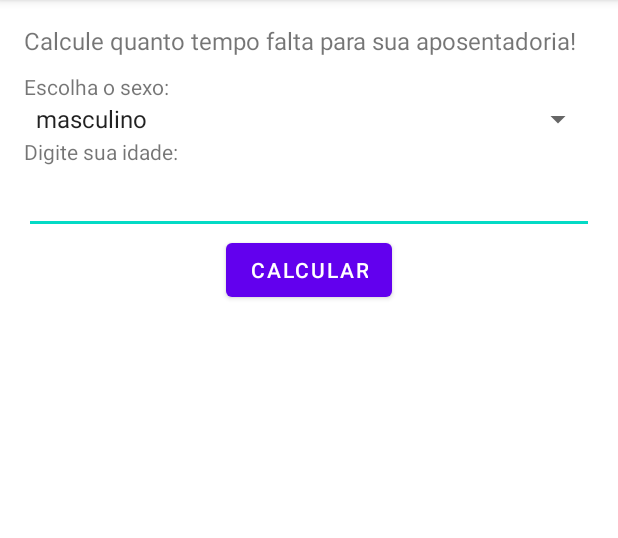
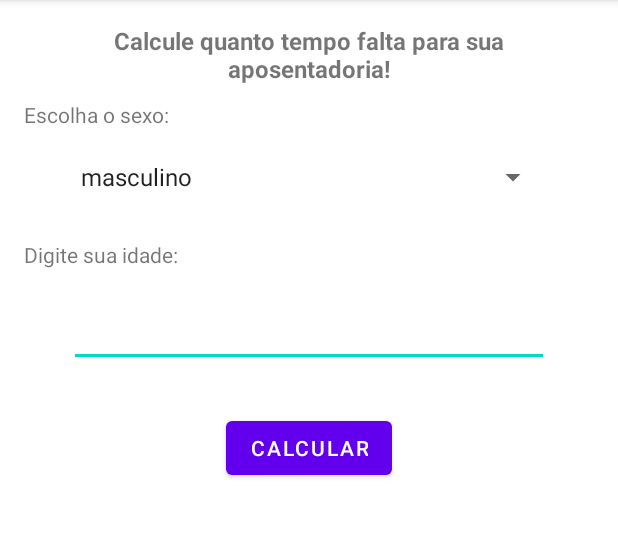
Before and after one commit to MarcelFranca594/CalculoAposentadoria, an Android app: the screen it shows after launch (MainActivity), on a phone screen of 412 x 824 dp, the part 84-622 px from its top. Run offline under Robolectric (Android 15) with nearby library versions, the phone set to English and light mode, and no system bars.

Commit message:
Atualização do dia 08/08/2022 - activity_main.xml

```diff
--- a/app/src/main/res/layout/activity_main.xml
+++ b/app/src/main/res/layout/activity_main.xml
@@ -9,20 +9,27 @@
         android:layout_width="wrap_content"
         android:layout_height="wrap_content"
         android:text="Calcule quanto tempo falta para sua aposentadoria!"
+        android:textStyle="bold"
         android:gravity="center_horizontal"
         android:textSize="16sp"
         android:layout_marginBottom="10dp"
+        android:layout_marginStart="30dp"
+        android:layout_marginEnd="30dp"
         />
 
     <TextView
         android:layout_width="wrap_content"
         android:layout_height="wrap_content"
-        android:text="Escolha o sexo:"/>
+        android:text="Escolha o sexo:" />
+
     <Spinner
         android:id="@+id/spn_sexo"
         android:layout_width="match_parent"
-        android:layout_height="wrap_content">
-
+        android:layout_height="wrap_content"
+        android:layout_marginStart="30dp"
+        android:layout_marginEnd="30dp"
+        android:layout_marginBottom="30dp"
+        android:layout_marginTop="20dp">
     </Spinner>
 
     <TextView
@@ -35,7 +42,11 @@
         android:layout_width="match_parent"
         android:layout_height="wrap_content"
         android:inputType="number"
-        android:maxLength="2"/>
+        android:maxLength="2"
+        android:layout_marginStart="30dp"
+        android:layout_marginEnd="30dp"
+        android:layout_marginBottom="30dp"
+        android:layout_marginTop="20dp"/>
 
     <Button
         android:id="@+id/btn_calcular"
@@ -47,6 +58,10 @@
     <TextView
         android:id="@+id/txt_resultado"
         android:layout_width="match_parent"
-        android:layout_height="wrap_content"/>
+        android:layout_height="wrap_content"
+        android:layout_marginStart="30dp"
+        android:layout_marginEnd="30dp"
+        android:layout_marginBottom="40dp"
+        android:layout_marginTop="30dp"/>
 
 </LinearLayout>
```
